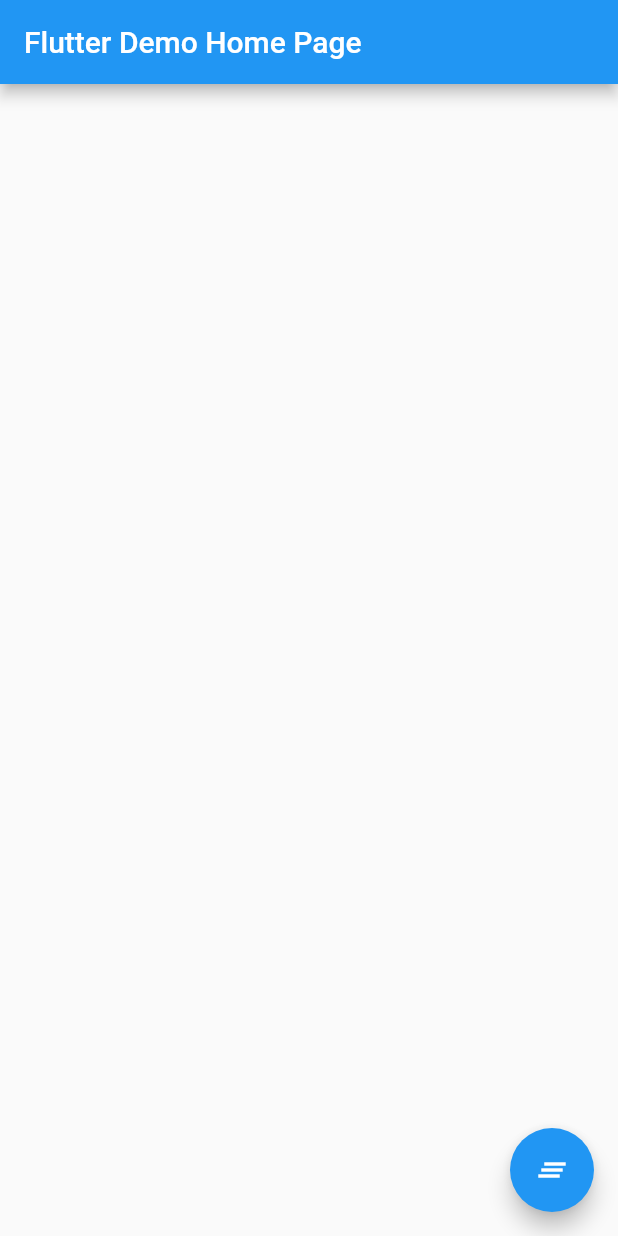
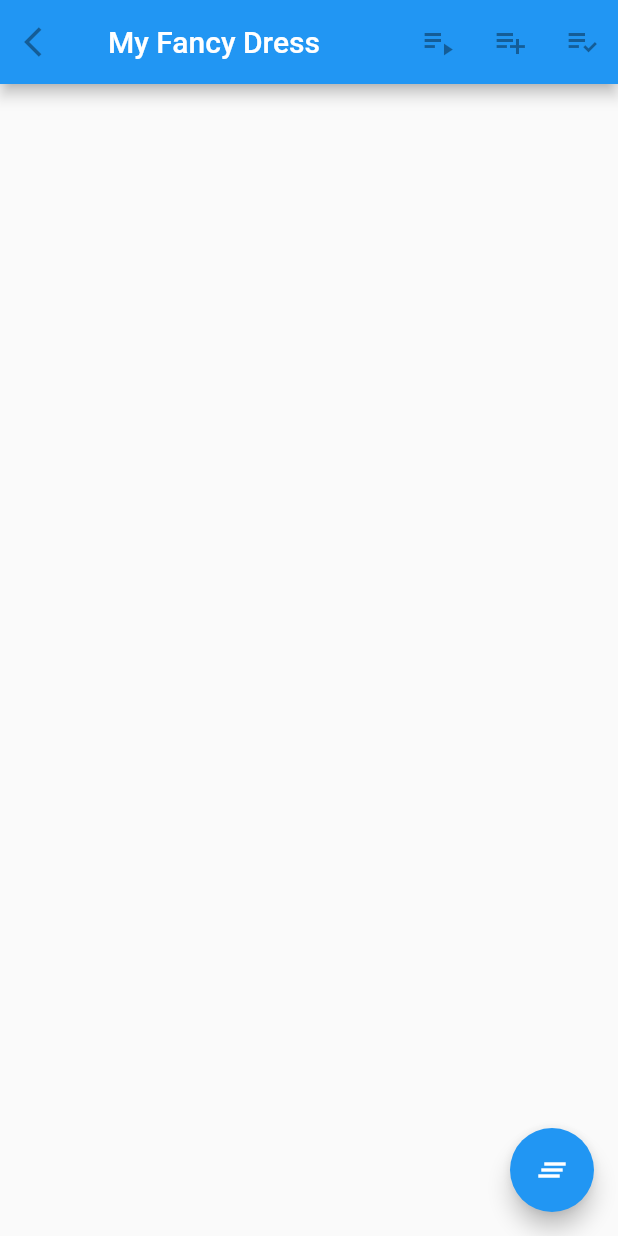
Before and after one commit to 1352101891/flutter_project, a Flutter app: the screen it shows after launch, on a phone screen of 412 x 824 dp. Run offline on Flutter 3.47's test engine with Material 2 defaults, Android fonts, the phone set to English and light mode, and no system bars; our stand-ins replace event_bus.

```diff
--- a/lib/main.dart
+++ b/lib/main.dart
@@ -72,9 +72,29 @@ class _MyHomePageState extends State<MyHomePage> {
     // than having to individually change instances of widgets.
     return Scaffold(
       appBar: AppBar(
-        // Here we take the value from the MyHomePage object that was created by
-        // the App.build method, and use it to set our appbar title.
-        title: Text(widget.title),
+        leading:IconButton(
+          icon: Icon(Icons.arrow_back_ios),
+          tooltip: 'Air it',
+          onPressed: null,
+        ),
+        title: Text('My Fancy Dress'),
+        actions: <Widget>[
+          IconButton(
+            icon: Icon(Icons.playlist_play),
+            tooltip: 'Air it',
+            onPressed: null,
+          ),
+          IconButton(
+            icon: Icon(Icons.playlist_add),
+            tooltip: 'Restitch it',
+            onPressed: null,
+          ),
+          IconButton(
+            icon: Icon(Icons.playlist_add_check),
+            tooltip: 'Repair it',
+            onPressed: null,
+          ),
+        ],
       ),
       body: Center(
         // Center is a layout widget. It takes a single child and positions it
```
Also changed, not shown: lib/material.dart (added, +119 -0 lines).
